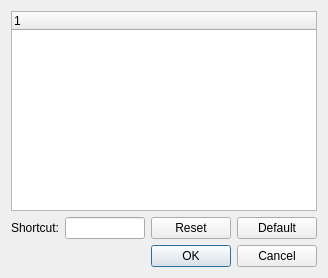
Before: the Qt Designer form source/dialogs/keyboardsettingsdialog.ui in powertab/powertabeditor, drawn with Qt 5.
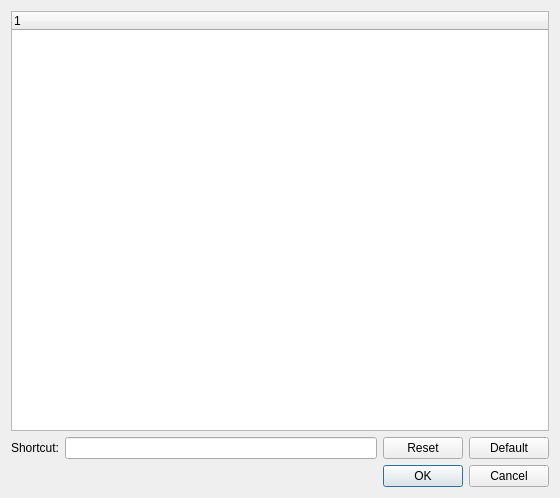
After: the same form once the commit is applied.

Commit message: Increase the width and height of the shortcuts dialog.

What changed in the file:
```diff
--- a/source/dialogs/keyboardsettingsdialog.ui
+++ b/source/dialogs/keyboardsettingsdialog.ui
@@ -6,8 +6,8 @@
    <rect>
     <x>0</x>
     <y>0</y>
-    <width>328</width>
-    <height>278</height>
+    <width>560</width>
+    <height>498</height>
    </rect>
   </property>
   <property name="sizePolicy">
@@ -25,6 +25,9 @@
   <layout class="QVBoxLayout" name="verticalLayout">
    <item>
     <widget class="QTreeWidget" name="commandsList">
+     <attribute name="headerDefaultSectionSize">
+      <number>200</number>
+     </attribute>
      <column>
       <property name="text">
        <string notr="true">1</string>
```
